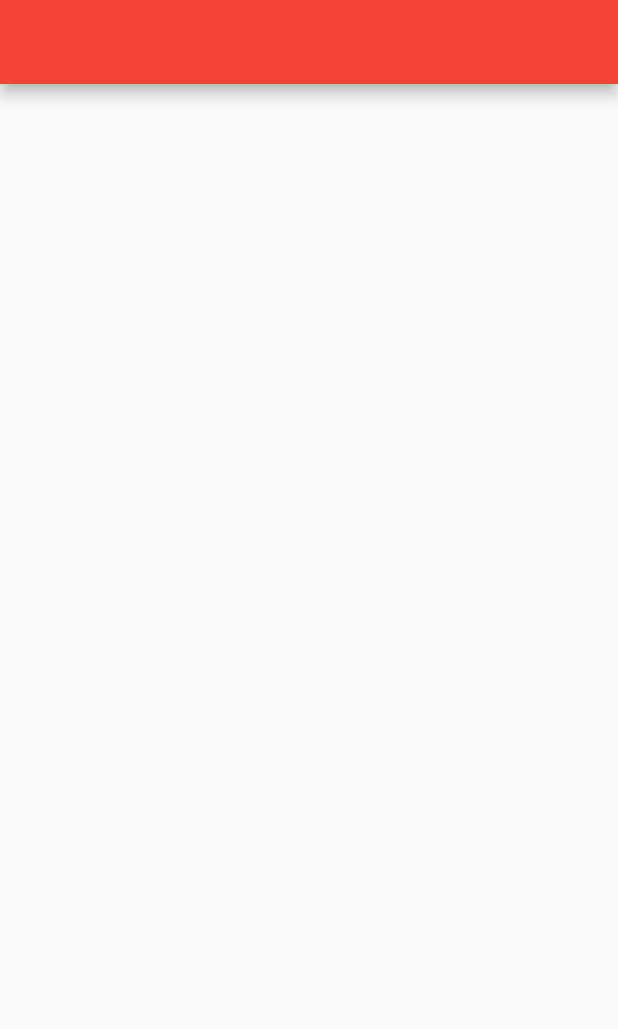
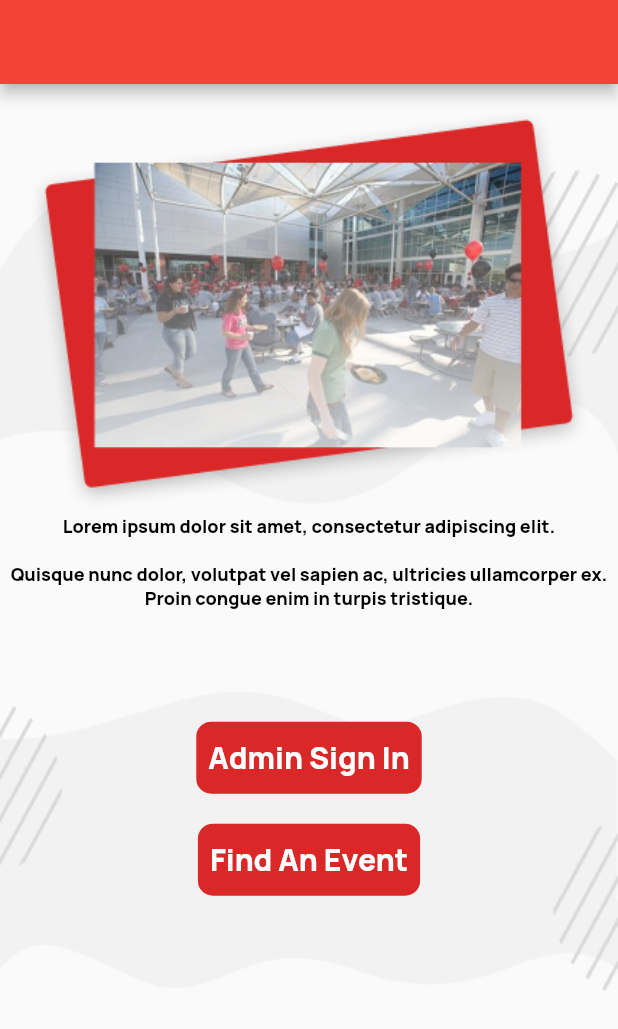
Before and after one commit to Zach-NVHD/unlv-mobile-, a Flutter app: the screen it shows after launch, on a phone screen of 412 x 824 dp. Shown: the top 1029 px of the screen. Run offline on Flutter 3.47's test engine with Material 2 defaults, Android fonts, the phone set to English and light mode, and no system bars; our stand-ins replace firebase_core, google_fonts, velocity_x; accounts and stored records are empty.

Commit message:
Welcome Screen

```diff
--- a/lib/Screens/welcome_screen.dart
+++ b/lib/Screens/welcome_screen.dart
@@ -1,5 +1,7 @@
 import 'package:flutter/material.dart';
 import 'package:unlv_ceao_mobile_sign_in/Widgets/unlv_app_bar.dart';
+import 'package:unlv_ceao_mobile_sign_in/Widgets/unlv_button.dart';
+import 'package:unlv_ceao_mobile_sign_in/constants.dart';
 
 class WelcomeScreen extends StatefulWidget {
   const WelcomeScreen({Key? key}) : super(key: key);
@@ -15,7 +17,41 @@ class _WelcomeScreenState extends State<WelcomeScreen> {
       appBar: UNLVAppBar(),
       body: ListView(
         children: [
-
+          Image.asset('Images/main_screen_top.png'),
+          Constants.text(
+              text:
+                  'Lorem ipsum dolor sit amet, consectetur adipiscing elit. \n\nQuisque nunc dolor, volutpat vel sapien ac, ultricies ullamcorper ex. Proin congue enim in turpis tristique.'),
+          SizedBox(
+            height: MediaQuery.of(context).size.height * 0.03,
+          ),
+          SizedBox(
+            width: MediaQuery.of(context).size.width,
+            height: MediaQuery.of(context).size.height * 0.6,
+            child: Stack(
+              children: [
+                Image.asset('Images/main_screen_bottom_decoration.png'),
+                Padding(
+                  padding: const EdgeInsets.only(top: 30.0),
+                  child: Center(
+                    child: Column(
+                      crossAxisAlignment: CrossAxisAlignment.center,
+                      children: [
+                        UNLVButton(
+                          ontap: () {},
+                          text: 'Admin Sign In',
+                          verticalPadding: 20,
+                        ),
+                        UNLVButton(
+                          ontap: () {},
+                          text: 'Find An Event',
+                        )
+                      ],
+                    ),
+                  ),
+                )
+              ],
+            ),
+          )
         ],
       ),
     );
--- a/lib/Widgets/unlv_button.dart
+++ b/lib/Widgets/unlv_button.dart
@@ -1,24 +1,30 @@
-import 'dart:ffi';
-
 import 'package:flutter/cupertino.dart';
 import 'package:flutter/material.dart';
 import 'package:unlv_ceao_mobile_sign_in/constants.dart';
 
 class UNLVButton extends StatefulWidget {
-  UNLVButton({
-    Key? key,
-    this.text,
-    this.Width,
-    this.Height,
-    this.HorizontalPadding,
-    this.VerticalPadding,
-  }) : super(key: key);
+  UNLVButton(
+      {Key? key,
+      required this.ontap,
+      this.text,
+      this.width,
+      this.height,
+      this.horizontalPadding,
+      this.verticalPadding,
+      this.fontSize = 20,
+      this.borderRadius = 10})
+      : super(key: key);
 
-  Text? text;
-  double? Width;
-  double? Height;
-  double? VerticalPadding;
-  double? HorizontalPadding;
+  String? text;
+  double? width;
+  double? height;
+  double? verticalPadding;
+  double? horizontalPadding;
+  VoidCallback ontap;
+  double? buttonVerticalPadding;
+  double? buttonHorizontalPadding;
+  double borderRadius;
+  double fontSize;
 
   @override
   State<UNLVButton> createState() => _UNLVButtonState();
@@ -27,17 +33,30 @@ class UNLVButton extends StatefulWidget {
 class _UNLVButtonState extends State<UNLVButton> {
   @override
   Widget build(BuildContext context) {
-    return Container(
-        color: Constants.unlvRed,
-        padding: EdgeInsets.symmetric(vertical: widget.VerticalPadding!, horizontal: widget.HorizontalPadding!),
-        child: SizedBox(
-          width: widget.Width,
-          height: widget.Height,
-          child: widget.text!
-
-
-
-
-        ));
+    return Padding(
+      padding: EdgeInsets.symmetric(
+          vertical: widget.verticalPadding ?? 0,
+          horizontal: widget.horizontalPadding ?? 0),
+      child: Container(
+          decoration: BoxDecoration(
+              color: Constants.unlvRed,
+              borderRadius: BorderRadius.circular(widget.borderRadius)),
+          child: SizedBox(
+              width: widget.width,
+              height: widget.height,
+              child: Padding(
+                padding: EdgeInsets.symmetric(
+                    vertical: widget.buttonVerticalPadding ?? 0,
+                    horizontal: widget.buttonHorizontalPadding ?? 0),
+                child: TextButton(
+                  onPressed: widget.ontap,
+                  child: Constants.text(
+                      text: widget.text ?? '',
+                      color: Colors.white,
+                      weight: FontWeight.w900,
+                      fontSize: widget.fontSize),
+                ),
+              ))),
+    );
   }
 }
--- a/lib/constants.dart
+++ b/lib/constants.dart
@@ -1,4 +1,6 @@
 import 'package:flutter/cupertino.dart';
+import 'package:flutter/material.dart';
+import 'package:google_fonts/google_fonts.dart';
 
 class Constants {
   static var unlvRed = const Color(0xFFDA2727);
@@ -6,4 +8,36 @@ class Constants {
   static var unlvBlack = const Color(0xFF000000);
   static var unlvLightGrey = const Color(0xFFd8dcdc);
   static var unlvDarkGrey = const Color(0xFF383434);
+
+  static Text heading(
+      {String text = '',
+      double fontSize = 12,
+      FontWeight weight = FontWeight.w800,
+      Color color = Colors.black,
+      double? height,
+      TextAlign align = TextAlign.center}) {
+    return Text(text,
+        textAlign: align,
+        style: GoogleFonts.montserrat(
+            fontSize: fontSize,
+            fontWeight: weight,
+            color: color,
+            height: height));
+  }
+
+  static Text text(
+      {String text = '',
+      double fontSize = 12,
+      FontWeight weight = FontWeight.w800,
+      Color color = Colors.black,
+      double? height,
+      TextAlign align = TextAlign.center}) {
+    return Text(text,
+        textAlign: align,
+        style: GoogleFonts.manrope(
+            fontSize: fontSize,
+            fontWeight: weight,
+            color: color,
+            height: height));
+  }
 }
--- a/lib/main.dart
+++ b/lib/main.dart
@@ -40,6 +40,9 @@ class MyApp extends StatelessWidget {
         routerDelegate: VxNavigator(observers: [
           MyObs()
         ], routes: {
+           ScreeNames.welcome: (uri, param) {
+            return const MaterialPage(child: WelcomeScreen());
+          },
           ScreeNames.adminSignIn: (uri, param) {
             return const MaterialPage(child: AdminSignUpScreen());
           },
@@ -64,9 +67,7 @@ class MyApp extends StatelessWidget {
           ScreeNames.adminSignIn: (uri, param) {
             return const MaterialPage(child: AdminSignUpScreen());
           },
-          ScreeNames.welcome: (uri, param) {
-            return const MaterialPage(child: WelcomeScreen());
-          },
+
         }));
   }
 }
--- a/pubspec.yaml
+++ b/pubspec.yaml
@@ -39,7 +39,7 @@ dev_dependencies:
 
 flutter:
   assets:
-    - images/
+    - Images/
 
 
   uses-material-design: true
```
